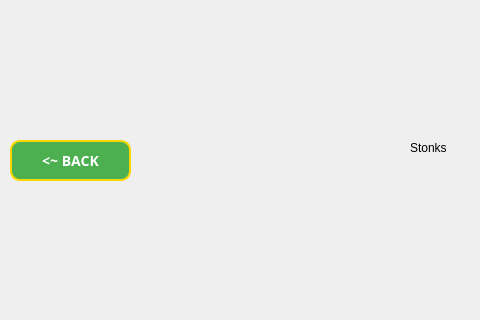
First picture: the form in mainwindow.ui, repository NandhiniRam2005/CS3505-Group-Assignment9-LifeInvestor, before the edit; both pictures show x 0 to 480 and y 109 to 429 of the 800 by 600 pixel window.
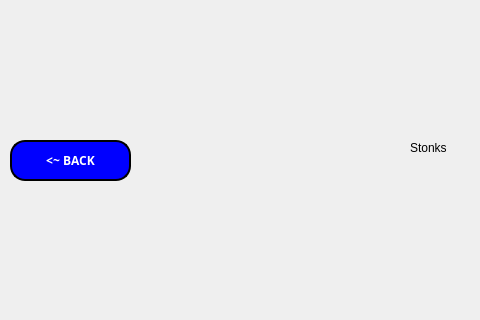
Second picture: the form after the edit. The open tabs and pages were chosen to show the change. Icons and pictures are not drawn.

Commit message: stock back button

```diff
--- a/mainwindow.ui
+++ b/mainwindow.ui
@@ -894,11 +894,11 @@
       <property name="styleSheet">
        <string notr="true">QPushButton {
         color: white;
-        background-color: #4CAF50;
-        border: 2px solid #FFD700;
-        border-radius: 10px; 
+        background-color: blue;
+        border: 2px solid black;
+        border-radius: 15px; 
         padding: 10px 20px;
-        font-size: 14px;
+        font-size: 12px;
         font-weight: bold;
         text-align: center;
     }
```
Left out of the diff: 4 changed lines with no effect on the pictures.
